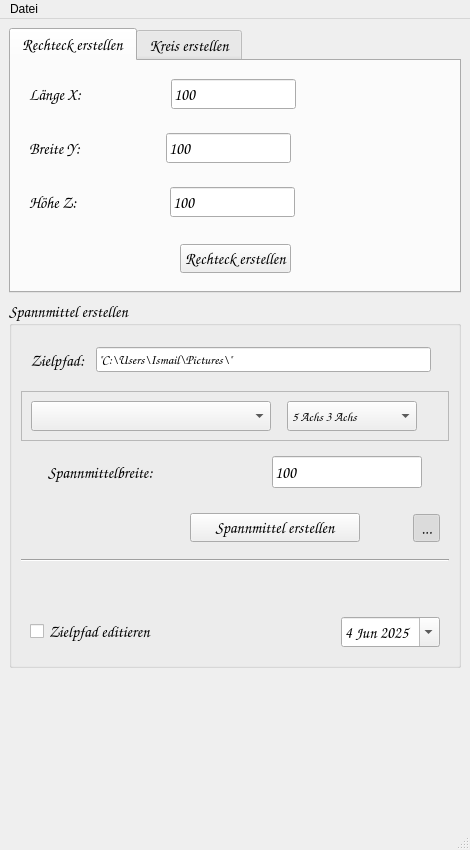
This is UI/frm_main_window.ui in dampfwolke/blankmaker as Qt 5 draws it before an edit. The edited form follows.
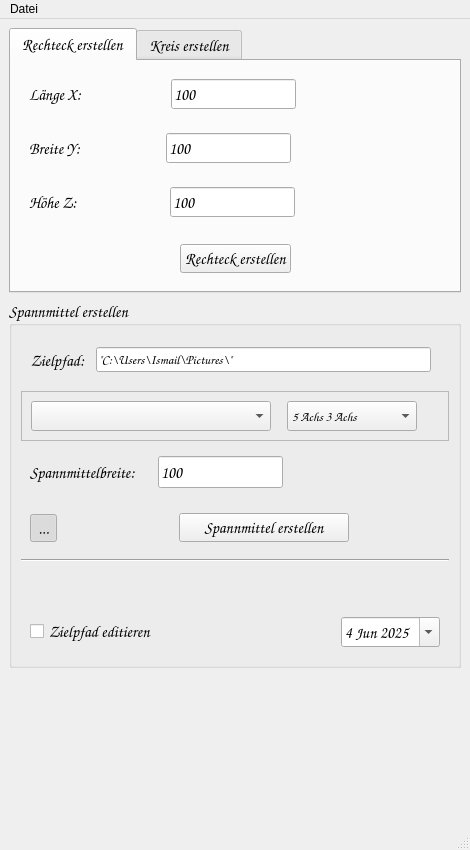
This is the edited form.

The edit to the form file:
```diff
--- a/UI/frm_main_window.ui
+++ b/UI/frm_main_window.ui
@@ -947,6 +947,22 @@
             </property>
            </widget>
           </item>
+          <item>
+           <spacer name="horizontalSpacer_11">
+            <property name="orientation">
+             <enum>Qt::Orientation::Horizontal</enum>
+            </property>
+            <property name="sizeType">
+             <enum>QSizePolicy::Policy::Fixed</enum>
+            </property>
+            <property name="sizeHint" stdset="0">
+             <size>
+              <width>16</width>
+              <height>20</height>
+             </size>
+            </property>
+           </spacer>
+          </item>
           <item>
            <widget class="QLineEdit" name="le_spannmittel">
             <property name="sizePolicy">
@@ -979,6 +995,19 @@
             </property>
            </widget>
           </item>
+          <item>
+           <spacer name="horizontalSpacer_6">
+            <property name="orientation">
+             <enum>Qt::Orientation::Horizontal</enum>
+            </property>
+            <property name="sizeHint" stdset="0">
+             <size>
+              <width>40</width>
+              <height>20</height>
+             </size>
+            </property>
+           </spacer>
+          </item>
          </layout>
         </widget>
        </item>
@@ -997,64 +1026,6 @@
           </size>
          </property>
          <layout class="QHBoxLayout" name="horizontalLayout_9">
-          <item>
-           <spacer name="horizontalSpacer_12">
-            <property name="orientation">
-             <enum>Qt::Orientation::Horizontal</enum>
-            </property>
-            <property name="sizeType">
-             <enum>QSizePolicy::Policy::Fixed</enum>
-            </property>
-            <property name="sizeHint" stdset="0">
-             <size>
-              <width>160</width>
-              <height>20</height>
-             </size>
-            </property>
-           </spacer>
-          </item>
-          <item>
-           <widget class="QPushButton" name="pb_spannmittel">
-            <property name="minimumSize">
-             <size>
-              <width>170</width>
-              <height>0</height>
-             </size>
-            </property>
-            <property name="maximumSize">
-             <size>
-              <width>210</width>
-              <height>16777215</height>
-             </size>
-            </property>
-            <property name="font">
-             <font>
-              <family>Comic Sans MS</family>
-              <pointsize>12</pointsize>
-              <bold>false</bold>
-             </font>
-            </property>
-            <property name="text">
-             <string>Spannmittel erstellen</string>
-            </property>
-            <property name="autoDefault">
-             <bool>true</bool>
-            </property>
-           </widget>
-          </item>
-          <item>
-           <spacer name="horizontalSpacer_7">
-            <property name="orientation">
-             <enum>Qt::Orientation::Horizontal</enum>
-            </property>
-            <property name="sizeHint" stdset="0">
-             <size>
-              <width>40</width>
-              <height>20</height>
-             </size>
-            </property>
-           </spacer>
-          </item>
           <item>
            <widget class="QToolButton" name="tb_spannmittel_aufklappen">
             <property name="focusPolicy">
@@ -1077,6 +1048,64 @@
             </property>
            </widget>
           </item>
+          <item>
+           <spacer name="horizontalSpacer_12">
+            <property name="orientation">
+             <enum>Qt::Orientation::Horizontal</enum>
+            </property>
+            <property name="sizeType">
+             <enum>QSizePolicy::Policy::Fixed</enum>
+            </property>
+            <property name="sizeHint" stdset="0">
+             <size>
+              <width>116</width>
+              <height>20</height>
+             </size>
+            </property>
+           </spacer>
+          </item>
+          <item>
+           <widget class="QPushButton" name="pb_spannmittel">
+            <property name="minimumSize">
+             <size>
+              <width>170</width>
+              <height>0</height>
+             </size>
+            </property>
+            <property name="maximumSize">
+             <size>
+              <width>210</width>
+              <height>16777215</height>
+             </size>
+            </property>
+            <property name="font">
+             <font>
+              <family>Comic Sans MS</family>
+              <pointsize>12</pointsize>
+              <bold>false</bold>
+             </font>
+            </property>
+            <property name="text">
+             <string>Spannmittel erstellen</string>
+            </property>
+            <property name="autoDefault">
+             <bool>true</bool>
+            </property>
+           </widget>
+          </item>
+          <item>
+           <spacer name="horizontalSpacer_7">
+            <property name="orientation">
+             <enum>Qt::Orientation::Horizontal</enum>
+            </property>
+            <property name="sizeHint" stdset="0">
+             <size>
+              <width>40</width>
+              <height>20</height>
+             </size>
+            </property>
+           </spacer>
+          </item>
          </layout>
         </widget>
        </item>
```
Left out of the diff: 2 changed lines with no effect on the pictures.
